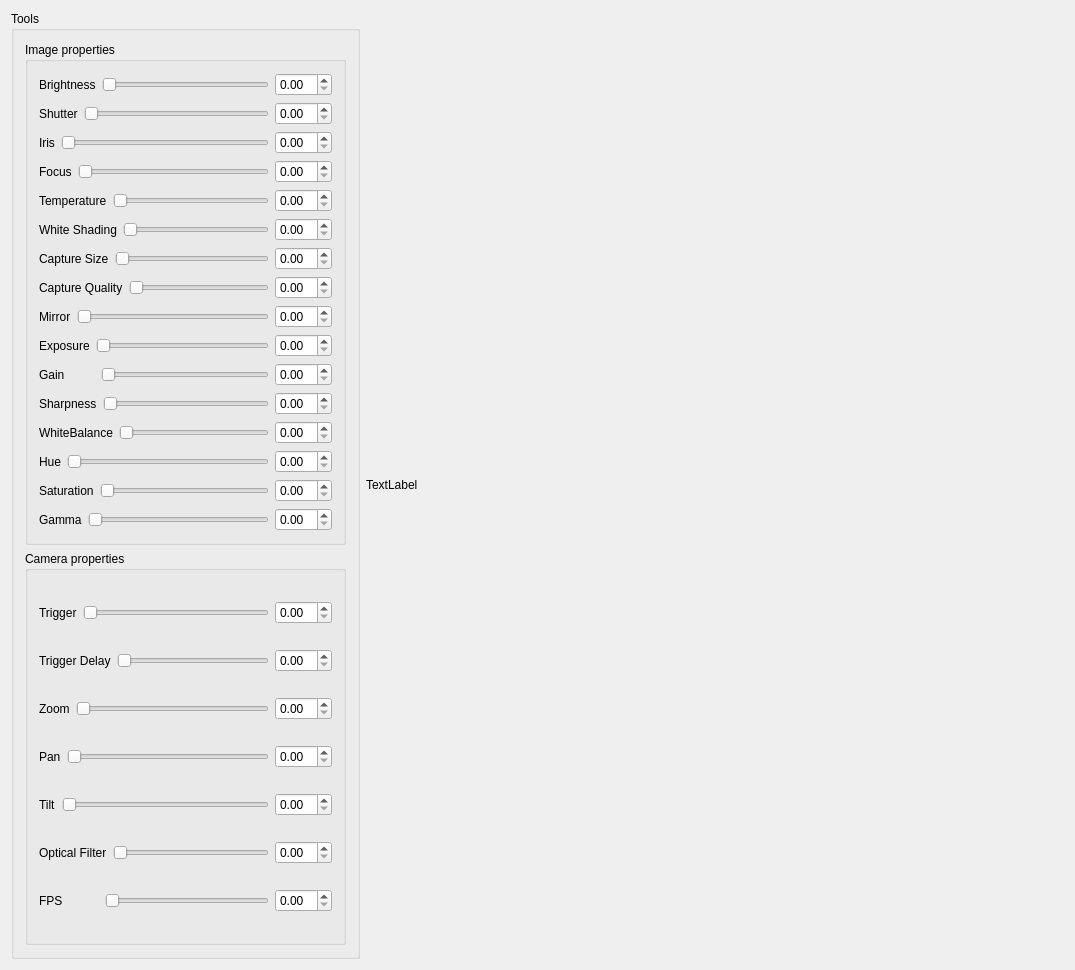
Before: the Qt Designer form programs/grabberControls2Gui/templates/GrabberControls2GuiGUI.ui in alvarosang14/yarp-devices, drawn with Qt 5.
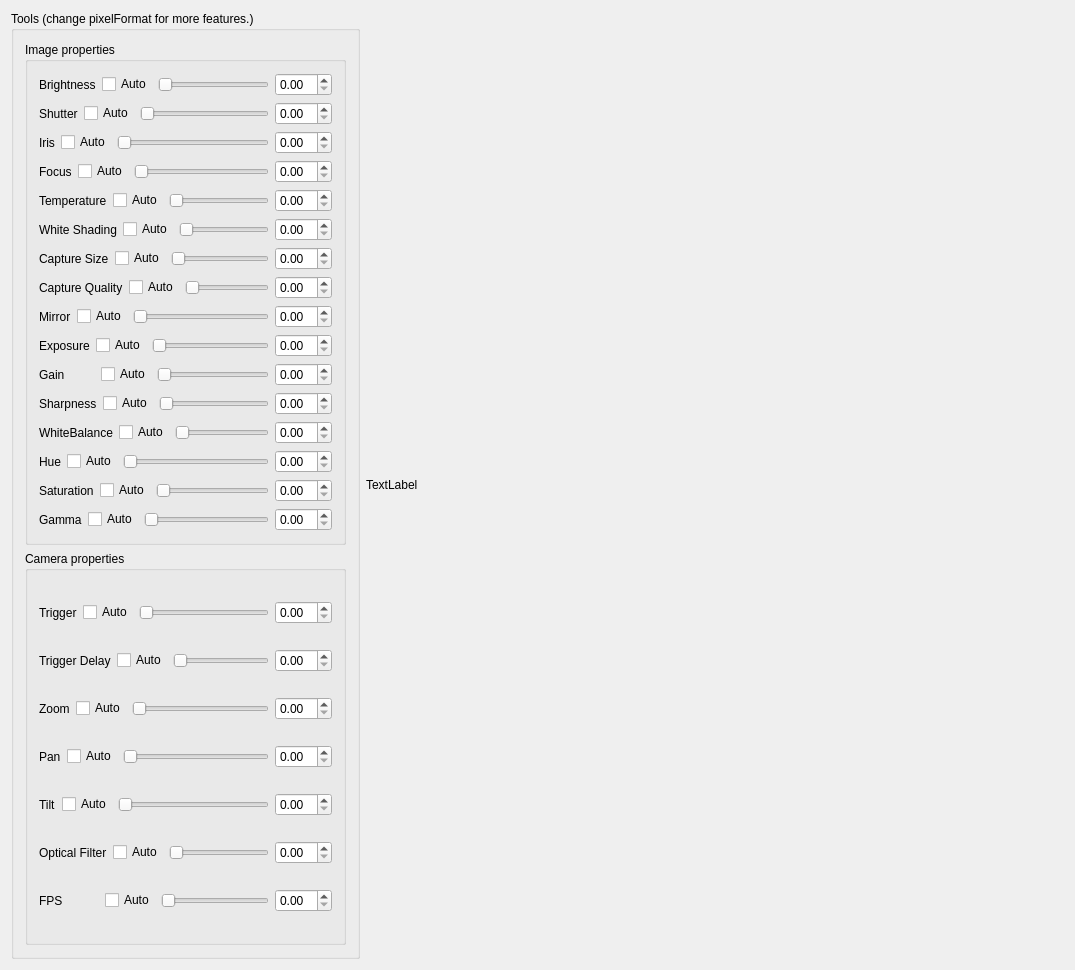
After: the same form once the commit is applied.

What changed in the file:
```diff
--- a/programs/grabberControls2Gui/templates/GrabberControls2GuiGUI.ui
+++ b/programs/grabberControls2Gui/templates/GrabberControls2GuiGUI.ui
@@ -17,7 +17,7 @@
    <item>
     <widget class="QGroupBox" name="groupBox">
      <property name="title">
-      <string>Tools</string>
+      <string>Tools (change pixelFormat for more features.)</string>
      </property>
      <property name="checkable">
       <bool>false</bool>
@@ -38,6 +38,13 @@
              </property>
             </widget>
            </item>
+           <item>
+            <widget class="QCheckBox" name="brightnesscheckBox">
+             <property name="text">
+              <string>Auto</string>
+             </property>
+            </widget>
+           </item>
            <item>
             <widget class="QSlider" name="brightnessSlider">
              <property name="orientation">
@@ -59,6 +66,13 @@
              </property>
             </widget>
            </item>
+           <item>
+            <widget class="QCheckBox" name="shuttercheckBox">
+             <property name="text">
+              <string>Auto</string>
+             </property>
+            </widget>
+           </item>
            <item>
             <widget class="QSlider" name="shutterSlider">
              <property name="orientation">
@@ -80,6 +94,13 @@
              </property>
             </widget>
            </item>
+           <item>
+            <widget class="QCheckBox" name="irischeckBox">
+             <property name="text">
+              <string>Auto</string>
+             </property>
+            </widget>
+           </item>
            <item>
             <widget class="QSlider" name="irisSlider">
              <property name="orientation">
@@ -101,6 +122,13 @@
              </property>
             </widget>
            </item>
+           <item>
+            <widget class="QCheckBox" name="focuscheckBox">
+             <property name="text">
+              <string>Auto</string>
+             </property>
+            </widget>
+           </item>
            <item>
             <widget class="QSlider" name="focusSlider">
              <property name="orientation">
@@ -122,6 +150,13 @@
              </property>
             </widget>
            </item>
+           <item>
+            <widget class="QCheckBox" name="temperaturecheckBox">
+             <property name="text">
+              <string>Auto</string>
+             </property>
+            </widget>
+           </item>
            <item>
             <widget class="QSlider" name="temperatureSlider">
              <property name="orientation">
@@ -143,6 +178,13 @@
              </property>
             </widget>
            </item>
+           <item>
+            <widget class="QCheckBox" name="whiteShadingcheckBox">
+             <property name="text">
+              <string>Auto</string>
+             </property>
+            </widget>
+           </item>
            <item>
             <widget class="QSlider" name="whiteShadingSlider">
              <property name="orientation">
@@ -164,6 +206,13 @@
              </property>
             </widget>
            </item>
+           <item>
+            <widget class="QCheckBox" name="captureSizecheckBox">
+             <property name="text">
+              <string>Auto</string>
+             </property>
+            </widget>
+           </item>
            <item>
             <widget class="QSlider" name="captureSizeSlider">
              <property name="orientation">
@@ -185,6 +234,13 @@
              </property>
             </widget>
            </item>
+           <item>
+            <widget class="QCheckBox" name="captureQualitycheckBox">
+             <property name="text">
+              <string>Auto</string>
+             </property>
+            </widget>
+           </item>
            <item>
             <widget class="QSlider" name="captureQualitySlider">
              <property name="orientation">
@@ -206,6 +262,13 @@
              </property>
             </widget>
            </item>
+           <item>
+            <widget class="QCheckBox" name="mirrorcheckBox">
+             <property name="text">
+              <string>Auto</string>
+             </property>
+            </widget>
+           </item>
            <item>
             <widget class="QSlider" name="mirrorSlider">
              <property name="orientation">
@@ -227,6 +290,13 @@
              </property>
             </widget>
            </item>
+           <item>
+            <widget class="QCheckBox" name="exposurecheckBox">
+             <property name="text">
+              <string>Auto</string>
+             </property>
+            </widget>
+           </item>
            <item>
             <widget class="QSlider" name="exposureSlider">
              <property name="orientation">
@@ -248,6 +318,13 @@
              </property>
             </widget>
            </item>
+           <item>
+            <widget class="QCheckBox" name="gaincheckBox">
+             <property name="text">
+              <string>Auto</string>
+             </property>
+            </widget>
+           </item>
            <item>
             <widget class="QSlider" name="gainSlider">
              <property name="orientation">
@@ -269,6 +346,13 @@
              </property>
             </widget>
            </item>
+           <item>
+            <widget class="QCheckBox" name="sharpnesscheckBox">
+             <property name="text">
+              <string>Auto</string>
+             </property>
+            </widget>
+           </item>
            <item>
             <widget class="QSlider" name="sharpnessSlider">
              <property name="orientation">
@@ -290,6 +374,13 @@
              </property>
             </widget>
            </item>
+           <item>
+            <widget class="QCheckBox" name="whiteBalancecheckBox">
+             <property name="text">
+              <string>Auto</string>
+             </property>
+            </widget>
+           </item>
            <item>
             <widget class="QSlider" name="whiteBalanceSlider">
              <property name="orientation">
@@ -311,6 +402,13 @@
              </property>
             </widget>
            </item>
+           <item>
+            <widget class="QCheckBox" name="huecheckBox">
+             <property name="text">
+              <string>Auto</string>
+             </property>
+            </widget>
+           </item>
            <item>
             <widget class="QSlider" name="hueSlider">
              <property name="orientation">
@@ -332,6 +430,13 @@
              </property>
             </widget>
            </item>
+           <item>
+            <widget class="QCheckBox" name="saturationcheckBox">
+             <property name="text">
+              <string>Auto</string>
+             </property>
+            </widget>
+           </item>
            <item>
             <widget class="QSlider" name="saturationSlider">
              <property name="orientation">
@@ -353,6 +458,13 @@
              </property>
             </widget>
            </item>
+           <item>
+            <widget class="QCheckBox" name="gammacheckBox">
+             <property name="text">
+              <string>Auto</string>
+             </property>
+            </widget>
+           </item>
            <item>
             <widget class="QSlider" name="gammaSlider">
              <property name="orientation">
@@ -373,6 +485,9 @@
         <property name="title">
          <string>Camera properties</string>
         </property>
+        <property name="checkable">
+         <bool>false</bool>
+        </property>
         <layout class="QVBoxLayout" name="verticalLayout">
          <item>
           <layout class="QHBoxLayout" name="triggerLayout">
@@ -383,6 +498,13 @@
              </property>
             </widget>
            </item>
+           <item>
+            <widget class="QCheckBox" name="triggercheckBox">
+             <property name="text">
+              <string>Auto</string>
+             </property>
+            </widget>
+           </item>
            <item>
             <widget class="QSlider" name="triggerSlider">
              <property name="orientation">
@@ -404,6 +526,13 @@
              </property>
             </widget>
            </item>
+           <item>
+            <widget class="QCheckBox" name="triggerDelaycheckBox">
+             <property name="text">
+              <string>Auto</string>
+             </property>
+            </widget>
+           </item>
            <item>
             <widget class="QSlider" name="triggerDelaySlider">
              <property name="orientation">
@@ -425,6 +554,13 @@
              </property>
             </widget>
            </item>
+           <item>
+            <widget class="QCheckBox" name="zoomcheckBox">
+             <property name="text">
+              <string>Auto</string>
+             </property>
+            </widget>
+           </item>
            <item>
             <widget class="QSlider" name="zoomSlider">
              <property name="orientation">
@@ -446,6 +582,13 @@
              </property>
             </widget>
            </item>
+           <item>
+            <widget class="QCheckBox" name="pancheckBox">
+             <property name="text">
+              <string>Auto</string>
+             </property>
+            </widget>
+           </item>
            <item>
             <widget class="QSlider" name="panSlider">
              <property name="orientation">
@@ -467,6 +610,13 @@
              </property>
             </widget>
            </item>
+           <item>
+            <widget class="QCheckBox" name="tiltcheckBox">
+             <property name="text">
+              <string>Auto</string>
+             </property>
+            </widget>
+           </item>
            <item>
             <widget class="QSlider" name="tiltSlider">
              <property name="orientation">
@@ -488,6 +638,13 @@
              </property>
             </widget>
            </item>
+           <item>
+            <widget class="QCheckBox" name="opticalFiltercheckBox">
+             <property name="text">
+              <string>Auto</string>
+             </property>
+            </widget>
+           </item>
            <item>
             <widget class="QSlider" name="opticalFilterSlider">
              <property name="orientation">
@@ -509,6 +666,13 @@
              </property>
             </widget>
            </item>
+           <item>
+            <widget class="QCheckBox" name="fpscheckBox">
+             <property name="text">
+              <string>Auto</string>
+             </property>
+            </widget>
+           </item>
            <item>
             <widget class="QSlider" name="fpsSlider">
              <property name="orientation">
```
